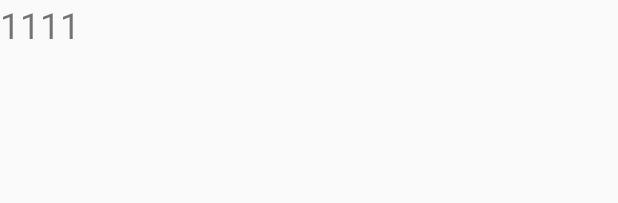
After one commit to wei0820/Student_test2, an Android app: the layout activity_main4.xml on its own in the app's theme, with its tools: preview values and no code run, on a phone screen of 412 x 824 dp. The commit adds this screen. Shown: the top 203 px of the screen. Run offline under Robolectric (Android 15) with nearby library versions, the phone set to English and light mode, and no system bars; network calls fail.

Commit message:
fix view show

```diff
--- a/app/src/main/AndroidManifest.xml
+++ b/app/src/main/AndroidManifest.xml
@@ -25,6 +25,10 @@
         <activity
             android:name=".Main3Activity"
             android:label="@string/title_activity_main3"
+            android:theme="@style/AppTheme.NoActionBar" />
+        <activity
+            android:name=".Main4Activity"
+            android:label="@string/title_activity_main4"
             android:theme="@style/AppTheme.NoActionBar"></activity>
     </application>
 
--- a/app/src/main/res/layout/activity_main3.xml
+++ b/app/src/main/res/layout/activity_main3.xml
@@ -24,6 +24,7 @@
                 android:src="@mipmap/ic_launcher"
                 ></ImageView>
             <TextView
+                android:visibility="gone"
                 android:textSize="24dp"
                 android:id="@+id/text"
                 android:layout_width="match_parent"
--- /dev/null
+++ b/app/src/main/res/layout/activity_main4.xml
@@ -0,0 +1,19 @@
+<?xml version="1.0" encoding="utf-8"?>
+<android.support.constraint.ConstraintLayout xmlns:android="http://schemas.android.com/apk/res/android"
+    xmlns:app="http://schemas.android.com/apk/res-auto"
+    xmlns:tools="http://schemas.android.com/tools"
+    android:layout_width="match_parent"
+    android:layout_height="match_parent"
+    app:layout_behavior="@string/appbar_scrolling_view_behavior"
+    tools:context=".Main4Activity"
+    tools:showIn="@layout/activity_main4">
+
+    <TextView
+        android:id="@+id/text"
+        android:layout_width="match_parent"
+        android:layout_height="match_parent"
+        android:textSize="24dp"
+        android:text="1111"
+        ></TextView>
+
+</android.support.constraint.ConstraintLayout>
--- a/app/src/main/res/values/strings.xml
+++ b/app/src/main/res/values/strings.xml
@@ -2,4 +2,5 @@
     <string name="app_name">test2</string>
     <string name="title_activity_main2">Main2Activity</string>
     <string name="title_activity_main3">Main3Activity</string>
+    <string name="title_activity_main4">Main4Activity</string>
 </resources>
```
Also changed, not shown: app/src/main/java/com/abc/test2/Main3Activity.java (+59 -13 lines), app/src/main/java/com/abc/test2/Main4Activity.java (added, +24 -0 lines), app/src/main/res/layout/content_main4.xml (added, +11 -0 lines), 7 other files.
